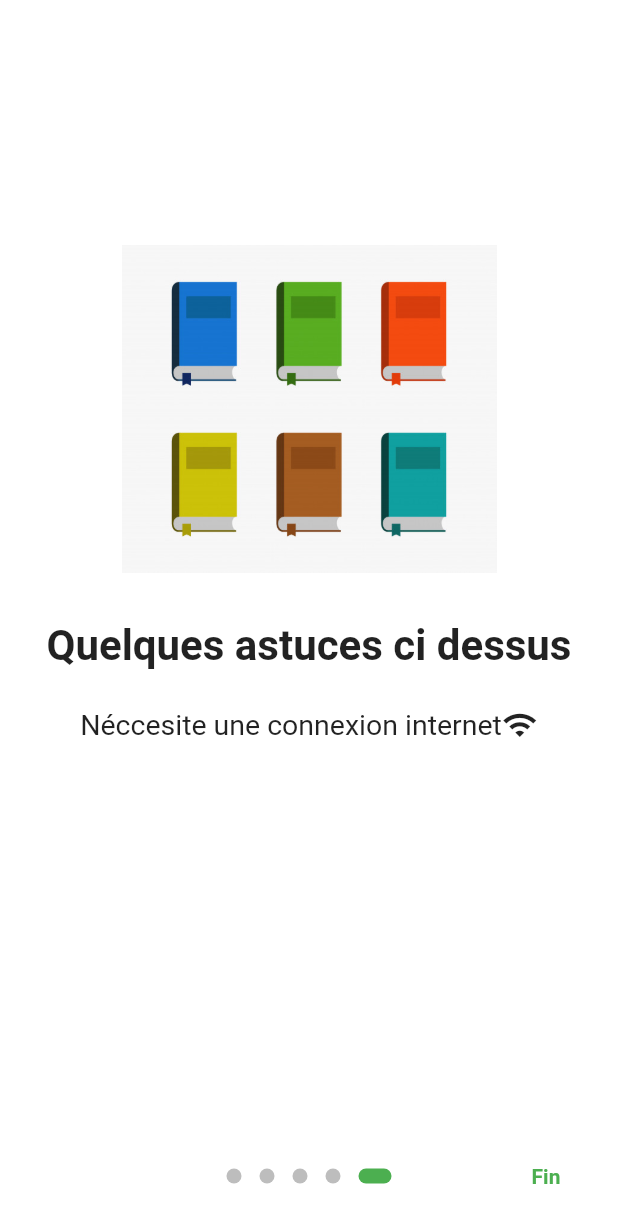
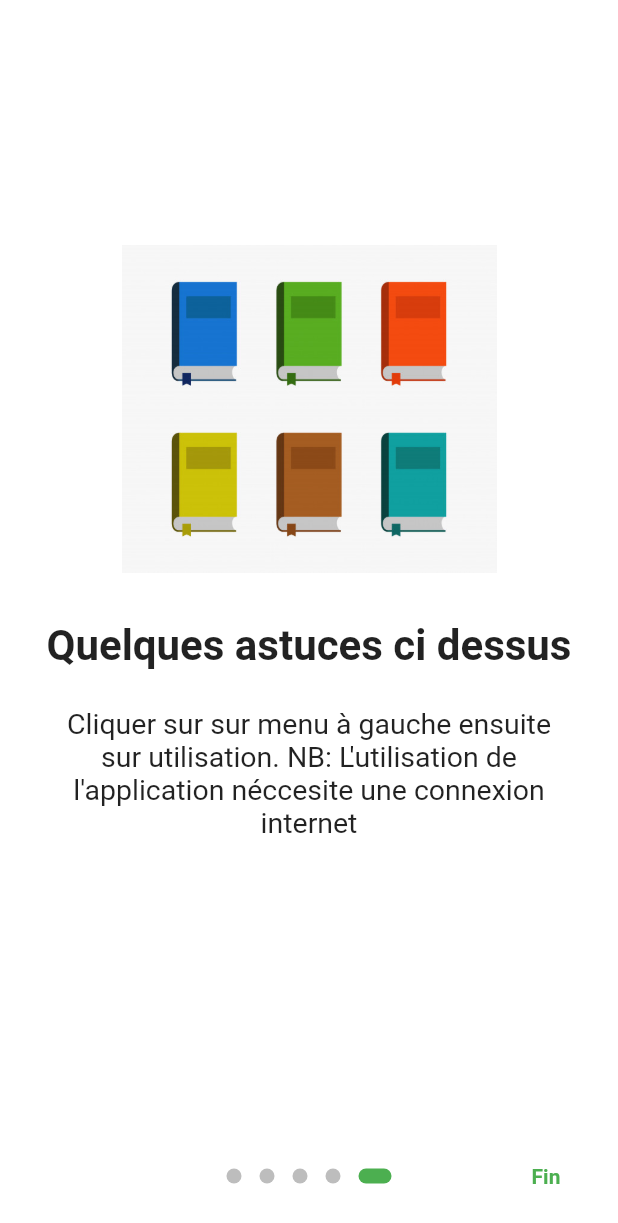
Before and after one commit to calvinkda/dictionnaire_moundang, a Flutter app: the screen it shows after launch, swiped to page 5, on a phone screen of 412 x 824 dp. Shown: the top 1223 px of the screen. Run offline on Flutter 3.47's test engine with Material 2 defaults, Android fonts, the phone set to English and light mode, and no system bars; drawn by our look-alikes of introduction_screen; our stand-ins replace shared_preferences; missing offline and left inert: flutter_share.

Commit message:
Bêta v1

```diff
--- a/lib/pages/Splash.dart
+++ b/lib/pages/Splash.dart
@@ -101,14 +101,8 @@ class _OnBoardingPageState extends State<OnBoardingPage> {
         ),
         PageViewModel(
           title: "Quelques astuces ci dessus",
-          body: "Cliquer sur sur menu à gauche ensuite sur utilisation",
-          bodyWidget: Row(
-            mainAxisAlignment: MainAxisAlignment.center,
-            children: const [
-              Text("Néccesite une connexion internet", style: bodyStyle),
-              Icon(Icons.wifi),
-            ],
-          ),
+          body: "Cliquer sur sur menu à gauche ensuite sur utilisation. NB: L'utilisation de l'application néccesite une connexion internet",
+
           image: Image.asset('assets/ico4.jpg',
               fit: BoxFit.contain,
               width: 250.0),
```
